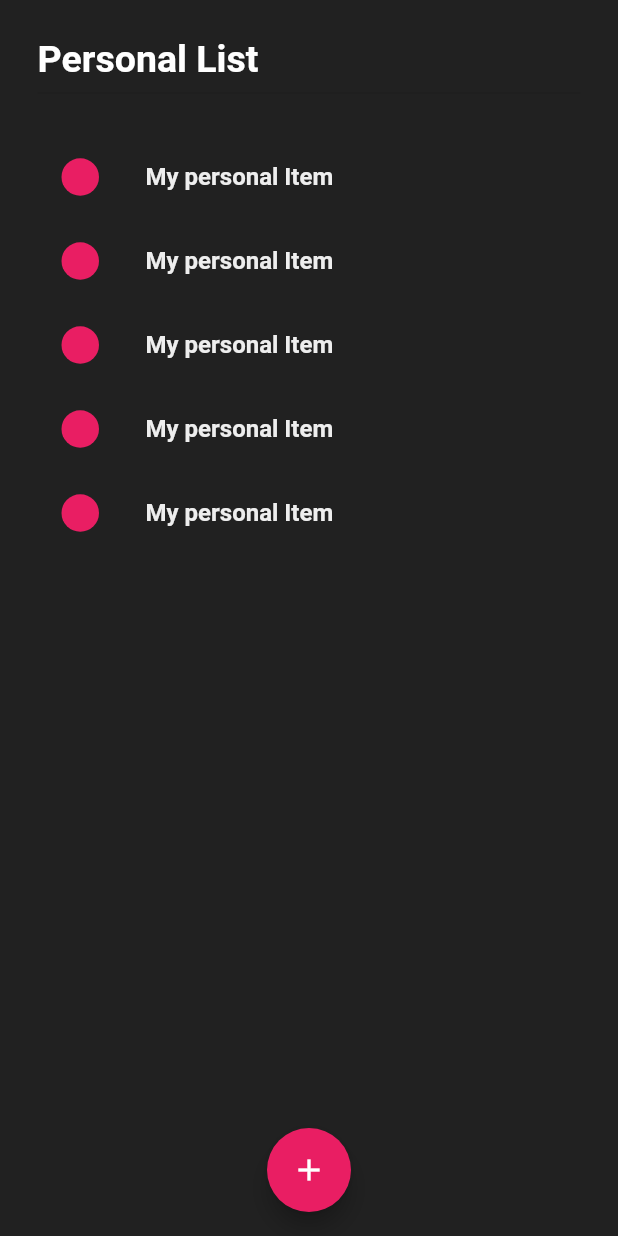
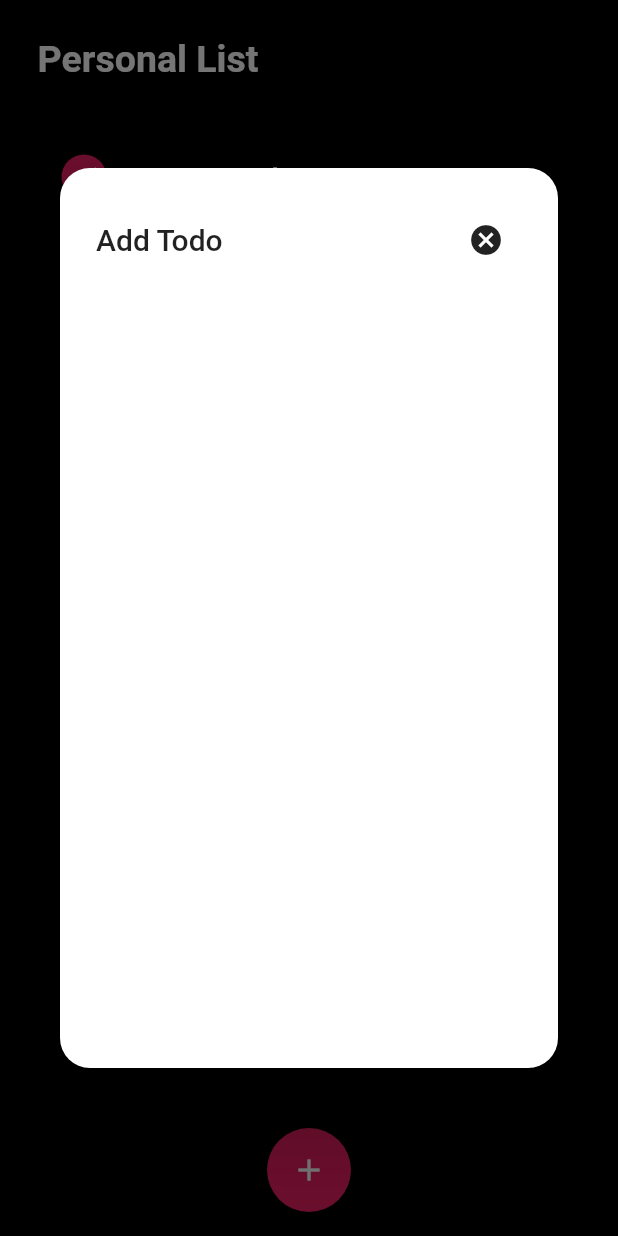
Before and after one commit to RafaelMarinho96/todo-list, a Flutter app: the screen it shows after launch, after a tap on the "add" icon, on a phone screen of 412 x 824 dp. Run offline on Flutter 3.47's test engine with Material 2 defaults, Android fonts, the phone set to English and light mode, and no system bars.

Commit message:
fix: changed scaffold color and create dialog box

```diff
--- a/lib/main.dart
+++ b/lib/main.dart
@@ -12,8 +12,7 @@ class MyApp extends StatelessWidget {
       debugShowCheckedModeBanner: false,
       home: ListScreen(),
       theme: ThemeData(
-          primarySwatch: Colors.pink,
-          scaffoldBackgroundColor: Colors.grey[900]),
+          primarySwatch: Colors.pink, scaffoldBackgroundColor: Colors.black),
     );
   }
 }
--- a/lib/screens/list_screen.dart
+++ b/lib/screens/list_screen.dart
@@ -35,11 +35,16 @@ class ListScreen extends StatelessWidget {
                           color: Colors.grey[200]),
                     ),
                     leading: Container(
-                      width: 25.0,
-                      height: 25.0,
+                      padding: EdgeInsets.all(2),
+                      width: 30.0,
+                      height: 30.0,
                       decoration: BoxDecoration(
                           color: Theme.of(context).primaryColor,
                           shape: BoxShape.circle),
+                      child: Icon(
+                        Icons.check,
+                        color: Colors.white,
+                      ),
                     ),
                   );
                 })
@@ -50,7 +55,34 @@ class ListScreen extends StatelessWidget {
       floatingActionButton: FloatingActionButton(
         child: Icon(Icons.add),
         backgroundColor: Theme.of(context).primaryColor,
-        onPressed: () {},
+        onPressed: () {
+          showDialog(
+              context: context,
+              builder: (builder) {
+                return SimpleDialog(
+                  shape: RoundedRectangleBorder(
+                      borderRadius: BorderRadius.circular(20)),
+                  title: Row(
+                    children: [
+                      Text(
+                        'Add Todo',
+                        style: TextStyle(fontSize: 20.0),
+                      ),
+                      Spacer(),
+                      IconButton(
+                          onPressed: () => Navigator.pop(context),
+                          icon: Icon(Icons.cancel))
+                    ],
+                  ),
+                  children: [
+                    Container(
+                      height: 500,
+                      width: MediaQuery.of(context).size.width,
+                    )
+                  ],
+                );
+              });
+        },
       ),
     );
   }
```
